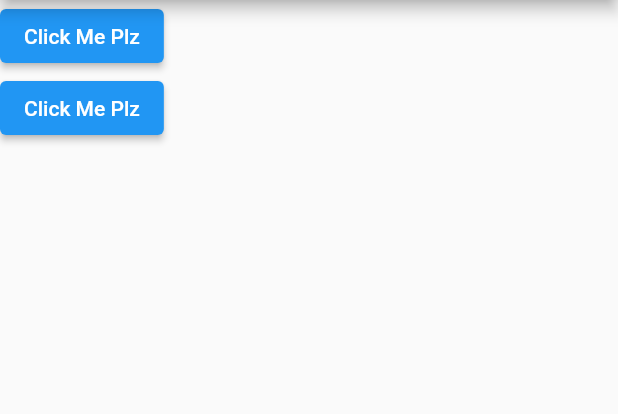
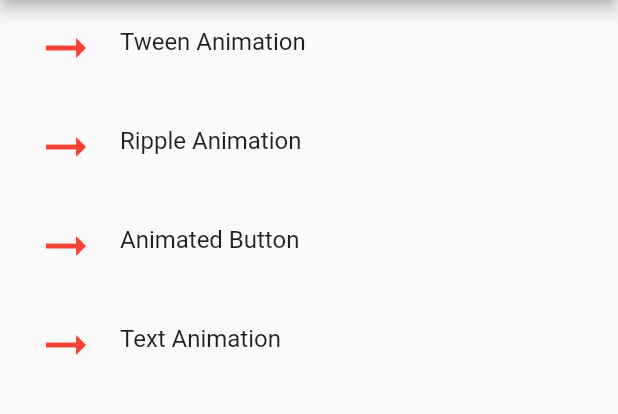
Before and after one commit to shreyasSarve/FlutterBeginer, a Flutter app: the screen it shows after launch, on a phone screen of 412 x 824 dp, the part 84-498 px from its top. Run offline on Flutter 3.47's test engine with Material 2 defaults, Android fonts, the light colour scheme and no system bars; our stand-ins replace animated_text_kit; missing offline and left inert: dart:ffi.

Commit message:
added one animation from Fluttter_animation to learn how it works

```diff
--- a/flutter_animations/lib/animations/tween_animation.dart
+++ b/flutter_animations/lib/animations/tween_animation.dart
@@ -74,8 +74,7 @@
             )
           ],
         ),
-        ),
-      ),
+      )),
     );
   }
 }
--- /dev/null
+++ b/flutter_animations/lib/builders/animation_card.dart
@@ -0,0 +1,25 @@
+import 'package:flutter/material.dart';
+import 'package:flutter_animations/model/animation.dart';
+
+class AnimationCard extends StatelessWidget {
+  final Anim anim;
+  const AnimationCard(this.anim, {Key? key}) : super(key: key);
+
+  @override
+  Widget build(BuildContext context) {
+    return ListTile(
+      title: Text(anim.title),
+      leading: IconButton(
+        icon: const Icon(
+          Icons.arrow_right_alt,
+          color: Colors.red,
+          size: 40,
+        ),
+        onPressed: () {
+          Navigator.of(context)
+              .push(MaterialPageRoute(builder: (context) => anim.widget));
+        },
+      ),
+    );
+  }
+}
--- /dev/null
+++ b/flutter_animations/lib/model/animation.dart
@@ -0,0 +1,7 @@
+import 'package:flutter/widgets.dart';
+
+class Anim {
+  final Widget widget;
+  final String title;
+  Anim({required this.title, required this.widget});
+}
--- /dev/null
+++ b/flutter_animations/lib/model/data.dart
@@ -0,0 +1,12 @@
+import 'package:flutter_animations/animations/animated_butttons.dart';
+import 'package:flutter_animations/animations/ripple_animation.dart';
+import 'package:flutter_animations/animations/tween_animation.dart';
+import 'package:flutter_animations/animations/wave_text_animation.dart';
+import 'package:flutter_animations/model/animation.dart';
+
+List<Anim> animations = [
+  Anim(title: "Tween Animation", widget: const TweenAnimation()),
+  Anim(title: "Ripple Animation", widget: const RippleAnimation()),
+  Anim(title: "Animated Button", widget: const AnimatedButton()),
+  Anim(title: "Text Animation", widget: const WavyTextAnimation()),
+];
--- a/flutter_animations/lib/screens/next_screen.dart
+++ b/flutter_animations/lib/screens/next_screen.dart
@@ -1,5 +1,5 @@
 import 'package:flutter/material.dart';
-import 'package:flutter_animations/routes/custom_pageroutes.dart';
+import 'package:flutter_animations/builders/custom_pageroutes.dart';
 import 'package:flutter_animations/screens/third_screen.dart';
 
 class NextScreen extends StatefulWidget {
--- a/flutter_animations/lib/screens/third_screen.dart
+++ b/flutter_animations/lib/screens/third_screen.dart
@@ -1,6 +1,6 @@
 import 'package:flutter/material.dart';
-import 'package:flutter_animations/animations/ripple_animation.dart';
-import 'package:flutter_animations/animations/tween_animation.dart';
+import 'package:flutter_animations/builders/animation_card.dart';
+import 'package:flutter_animations/model/data.dart';
 
 class ThirdScreen extends StatelessWidget {
   const ThirdScreen({Key? key}) : super(key: key);
@@ -17,28 +17,12 @@
           color: Colors.white,
         ),
       ),
-      body: Column(
-        children: [
-          ElevatedButton(
-              onPressed: () {
-                Navigator.of(context).push(
-                  MaterialPageRoute(
-                    builder: (context) => const RippleAnimation(),
-                  ),
-                );
-              },
-              child: const Text("Click Me Plz")),
-          ElevatedButton(
-              onPressed: () {
-                Navigator.of(context).push(
-                  MaterialPageRoute(
-                    builder: (context) => const TweenAnimation(),
-                  ),
-                );
-              },
-              child: const Text("Click Me Plz")),
-        ],
-      ),
+      body: ListView.separated(
+          itemBuilder: (context, index) => AnimationCard(animations[index]),
+          separatorBuilder: (context, index) => const SizedBox(
+                height: 10,
+              ),
+          itemCount: animations.length),
     );
   }
 }
```
Also changed, not shown: flutter_animations/lib/animations/animated_butttons.dart (added, +103 -0 lines), flutter_animations/lib/animations/wave_text_animation.dart (added, +134 -0 lines), flutter_animations/pubspec.yaml (+4 -15 lines), flutter_animations/lib/builders/custom_pageroutes.dart (renamed from flutter_animations/lib/routes/custom_pageroutes.dart), flutter_animations/pubspec.lock. Lines whose indentation alone changed are shown as unchanged.
